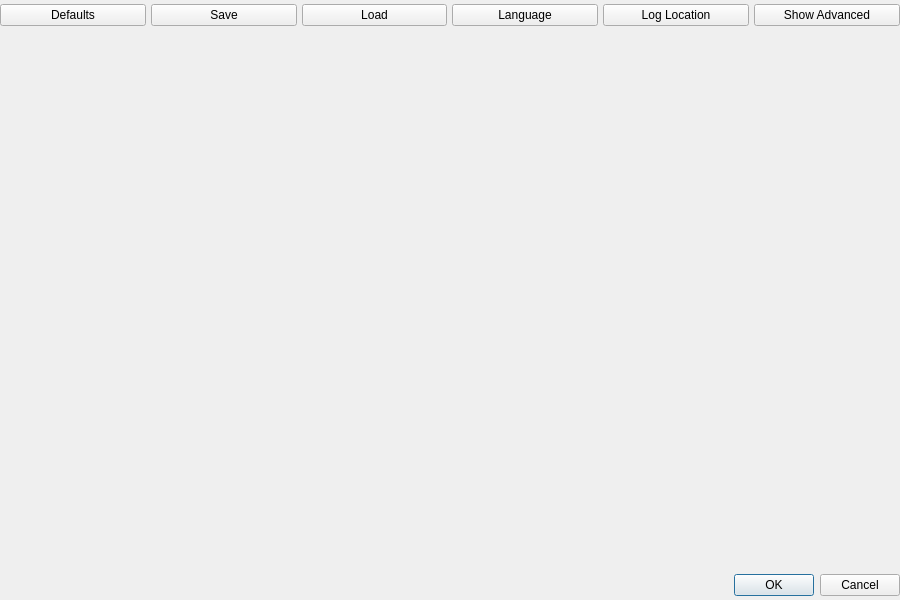
Old version of the form Solution/Engine/askuserforresourcesdialog.ui in the repository nguyendkn/BrowserAutomationStudio.
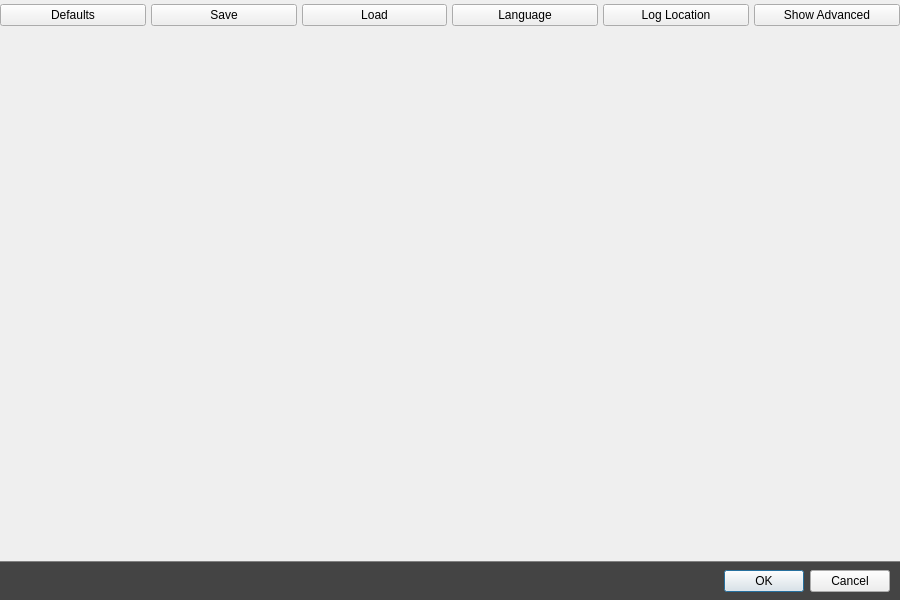
New version of the form. Icons and pictures are not drawn.

```diff
--- a/Solution/Engine/askuserforresourcesdialog.ui
+++ b/Solution/Engine/askuserforresourcesdialog.ui
@@ -15,7 +15,7 @@
   </property>
   <layout class="QVBoxLayout" name="verticalLayout">
    <property name="spacing">
-    <number>6</number>
+    <number>0</number>
    </property>
    <property name="leftMargin">
     <number>0</number>
@@ -27,7 +27,7 @@
     <number>0</number>
    </property>
    <property name="bottomMargin">
-    <number>4</number>
+    <number>0</number>
    </property>
    <item>
     <layout class="QHBoxLayout" name="horizontalLayout_2">
@@ -122,7 +122,7 @@
         <x>0</x>
         <y>0</y>
         <width>900</width>
-        <height>531</height>
+        <height>490</height>
        </rect>
       </property>
       <layout class="QHBoxLayout" name="horizontalLayout">
@@ -143,15 +143,77 @@
     </widget>
    </item>
    <item>
-    <widget class="QDialogButtonBox" name="buttonBox">
-     <property name="orientation">
-      <enum>Qt::Horizontal</enum>
+    <widget class="QWidget" name="widget_3" native="true">
+     <property name="minimumSize">
+      <size>
+       <width>0</width>
+       <height>2</height>
+      </size>
      </property>
-     <property name="standardButtons">
-      <set>QDialogButtonBox::Cancel|QDialogButtonBox::Ok</set>
+     <property name="maximumSize">
+      <size>
+       <width>16777215</width>
+       <height>2</height>
+      </size>
      </property>
     </widget>
    </item>
+   <item>
+    <widget class="QWidget" name="widget_2" native="true">
+     <property name="minimumSize">
+      <size>
+       <width>0</width>
+       <height>1</height>
+      </size>
+     </property>
+     <property name="maximumSize">
+      <size>
+       <width>16777215</width>
+       <height>1</height>
+      </size>
+     </property>
+     <property name="styleSheet">
+      <string notr="true">QWidget{background-color:gray}</string>
+     </property>
+    </widget>
+   </item>
+   <item>
+    <widget class="QWidget" name="widget" native="true">
+     <property name="minimumSize">
+      <size>
+       <width>0</width>
+       <height>0</height>
+      </size>
+     </property>
+     <property name="styleSheet">
+      <string notr="true">#widget{background-color:#444}</string>
+     </property>
+     <layout class="QHBoxLayout" name="horizontalLayout_3">
+      <property name="leftMargin">
+       <number>10</number>
+      </property>
+      <property name="topMargin">
+       <number>8</number>
+      </property>
+      <property name="rightMargin">
+       <number>10</number>
+      </property>
+      <property name="bottomMargin">
+       <number>8</number>
+      </property>
+      <item>
+       <widget class="QDialogButtonBox" name="buttonBox">
+        <property name="orientation">
+         <enum>Qt::Horizontal</enum>
+        </property>
+        <property name="standardButtons">
+         <set>QDialogButtonBox::Cancel|QDialogButtonBox::Ok</set>
+        </property>
+       </widget>
+      </item>
+     </layout>
+    </widget>
+   </item>
   </layout>
  </widget>
  <resources>
```
